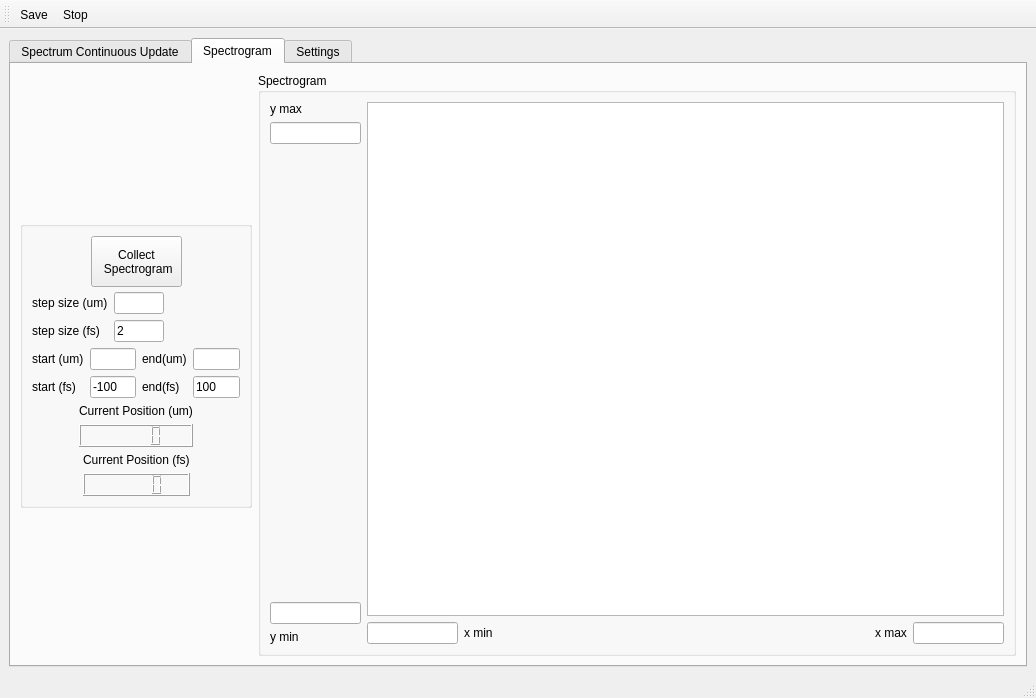
The window that Gui_Window.ui (UCBoulder/frogware) describes before a commit, drawn with Qt 5.
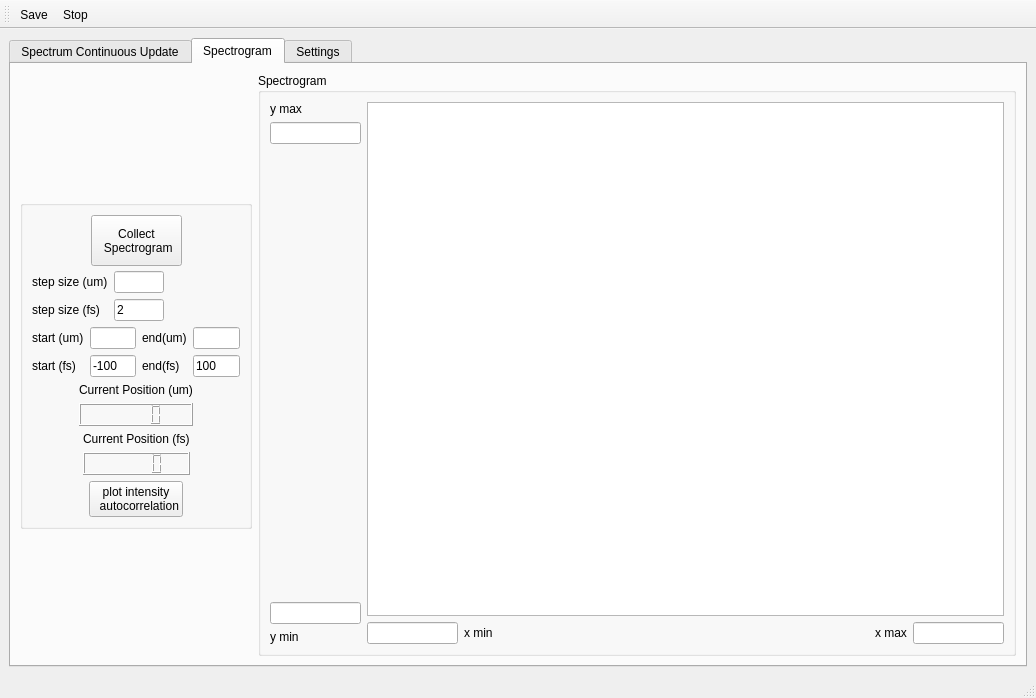
The same window after the commit. The open tabs and pages were chosen to show the change. Icons and pictures are not drawn. Custom widgets are drawn as their Qt base class.

```diff
--- a/Gui_Window.ui
+++ b/Gui_Window.ui
@@ -569,7 +569,7 @@
        </attribute>
        <layout class="QGridLayout" name="gridLayout_2">
         <item row="0" column="0">
-         <layout class="QHBoxLayout" name="horizontalLayout_17">
+         <layout class="QHBoxLayout" name="horizontalLayout_18">
           <item>
            <layout class="QVBoxLayout" name="verticalLayout_14">
             <item>
@@ -590,7 +590,7 @@
               <property name="maximumSize">
                <size>
                 <width>232</width>
-                <height>287</height>
+                <height>329</height>
                </size>
               </property>
               <layout class="QVBoxLayout" name="verticalLayout_12">
@@ -856,6 +856,44 @@
                  </item>
                 </layout>
                </item>
+               <item>
+                <layout class="QHBoxLayout" name="horizontalLayout_17">
+                 <item>
+                  <spacer name="horizontalSpacer_21">
+                   <property name="orientation">
+                    <enum>Qt::Horizontal</enum>
+                   </property>
+                   <property name="sizeHint" stdset="0">
+                    <size>
+                     <width>40</width>
+                     <height>20</height>
+                    </size>
+                   </property>
+                  </spacer>
+                 </item>
+                 <item>
+                  <widget class="QPushButton" name="btn_plot_autocorrelation">
+                   <property name="text">
+                    <string>plot intensity 
+  autocorrelation</string>
+                   </property>
+                  </widget>
+                 </item>
+                 <item>
+                  <spacer name="horizontalSpacer_22">
+                   <property name="orientation">
+                    <enum>Qt::Horizontal</enum>
+                   </property>
+                   <property name="sizeHint" stdset="0">
+                    <size>
+                     <width>40</width>
+                     <height>20</height>
+                    </size>
+                   </property>
+                  </spacer>
+                 </item>
+                </layout>
+               </item>
               </layout>
              </widget>
             </item>
```
